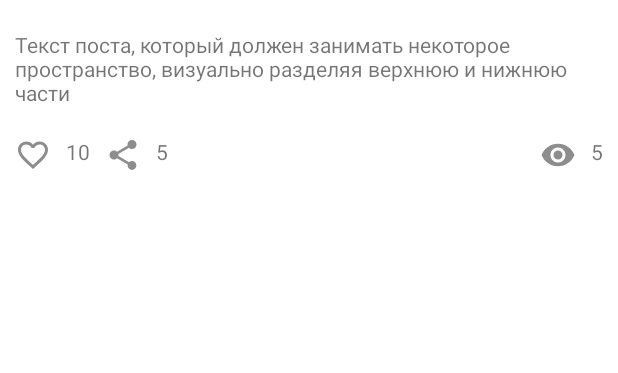
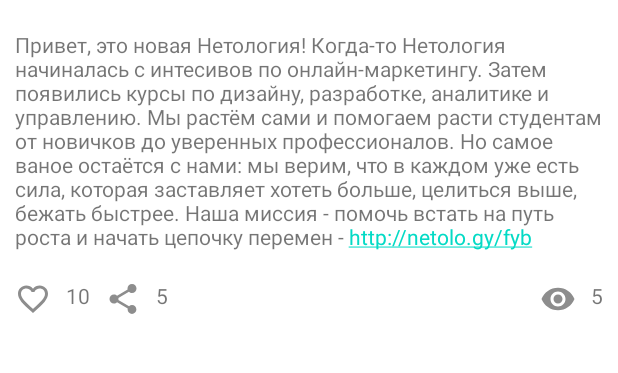
Before and after one commit to bobistry/starikov_nmedia, an Android app: the screen it shows after launch (MainActivity), on a phone screen of 412 x 824 dp, the part 171-544 px from its top. Run offline under Robolectric (Android 15) with nearby library versions, the phone set to English and light mode, and no system bars.

Commit message:
исправил в textview отображение на гиперссылки

```diff
--- a/app/src/main/res/layout/activity_main.xml
+++ b/app/src/main/res/layout/activity_main.xml
@@ -1,6 +1,5 @@
 <?xml version="1.0" encoding="utf-8"?>
-<androidx.constraintlayout.widget.ConstraintLayout
-    xmlns:android="http://schemas.android.com/apk/res/android"
+<androidx.constraintlayout.widget.ConstraintLayout xmlns:android="http://schemas.android.com/apk/res/android"
     xmlns:app="http://schemas.android.com/apk/res-auto"
     xmlns:tools="http://schemas.android.com/tools"
     android:layout_width="match_parent"
@@ -23,15 +22,15 @@
         android:id="@+id/author"
         android:layout_width="0dp"
         android:layout_height="wrap_content"
+        android:layout_marginStart="@dimen/margin"
+        android:layout_marginEnd="@dimen/margin"
         android:ellipsize="end"
         android:lines="1"
         android:text="@string/author"
-        android:layout_marginStart="@dimen/margin"
-        android:layout_marginEnd="@dimen/margin"
+        app:layout_constraintBottom_toTopOf="@id/published_at"
+        app:layout_constraintEnd_toStartOf="@id/menu"
+        app:layout_constraintStart_toEndOf="@id/avatar"
         app:layout_constraintTop_toTopOf="parent"
-        app:layout_constraintBottom_toTopOf="@id/published_at"
-        app:layout_constraintStart_toEndOf="@id/avatar"
-        app:layout_constraintEnd_toStartOf="@id/menu"
         app:layout_constraintVertical_chainStyle="packed"
         tools:text="@sample/posts.json/data/author" />
 
@@ -39,13 +38,13 @@
         android:id="@+id/published_at"
         android:layout_width="0dp"
         android:layout_height="wrap_content"
-        android:text="@string/published"
         android:layout_marginStart="@dimen/margin"
         android:layout_marginEnd="@dimen/margin"
+        android:text="@string/published"
+        app:layout_constraintBottom_toTopOf="@id/top_barrier"
+        app:layout_constraintEnd_toStartOf="@id/menu"
         app:layout_constraintStart_toEndOf="@id/avatar"
         app:layout_constraintTop_toBottomOf="@id/author"
-        app:layout_constraintBottom_toTopOf="@id/top_barrier"
-        app:layout_constraintEnd_toStartOf="@id/menu"
         tools:text="@sample/posts.json/data/publishedAt" />
 
     <ImageButton
@@ -63,30 +62,31 @@
         android:id="@+id/top_barrier"
         android:layout_width="match_parent"
         android:layout_height="wrap_content"
-        app:layout_constraintTop_toBottomOf="@id/avatar"
+        app:barrierDirection="bottom"
+        app:constraint_referenced_ids="avatar,published_at,menu"
         app:layout_constraintBottom_toTopOf="@id/post_article"
-        app:constraint_referenced_ids="avatar,published_at,menu"
-        app:barrierDirection="bottom" />
+        app:layout_constraintTop_toBottomOf="@id/avatar" />
 
     <TextView
         android:id="@+id/post_article"
         android:layout_width="match_parent"
         android:layout_height="wrap_content"
         android:layout_margin="@dimen/margin"
+        android:autoLink="all"
         android:text="@string/article"
+        app:layout_constraintBottom_toTopOf="@id/bottom_barrier"
         app:layout_constraintEnd_toEndOf="parent"
         app:layout_constraintStart_toStartOf="parent"
         app:layout_constraintTop_toBottomOf="@id/top_barrier"
-        app:layout_constraintBottom_toTopOf="@id/bottom_barrier"
         tools:text="@sample/posts.json/data/article" />
 
     <androidx.constraintlayout.widget.Barrier
         android:id="@+id/bottom_barrier"
         android:layout_width="match_parent"
         android:layout_height="wrap_content"
-        app:layout_constraintTop_toBottomOf="@id/post_article"
+        app:barrierDirection="bottom"
         app:layout_constraintBottom_toTopOf="@id/post_likes_view"
-        app:barrierDirection="bottom"/>
+        app:layout_constraintTop_toBottomOf="@id/post_article" />
 
     <ImageView
         android:id="@+id/post_likes_view"
@@ -94,9 +94,9 @@
         android:layout_height="wrap_content"
         android:layout_margin="@dimen/margin"
         android:contentDescription="@string/post_likes_view"
-        app:srcCompat="@drawable/ic_baseline_favorite_border_24"
         app:layout_constraintStart_toStartOf="parent"
-        app:layout_constraintTop_toBottomOf="@id/bottom_barrier" />
+        app:layout_constraintTop_toBottomOf="@id/bottom_barrier"
+        app:srcCompat="@drawable/ic_baseline_favorite_border_24" />
 
     <TextView
         android:id="@+id/post_likes_counter"
@@ -106,7 +106,7 @@
         android:text="@string/likes"
         app:layout_constraintStart_toEndOf="@id/post_likes_view"
         app:layout_constraintTop_toBottomOf="@id/bottom_barrier"
-        tools:text="@sample/posts.json/data/likes"/>
+        tools:text="@sample/posts.json/data/likes" />
 
     <ImageView
         android:id="@+id/post_share_view"
@@ -114,9 +114,9 @@
         android:layout_height="wrap_content"
         android:layout_margin="@dimen/margin"
         android:contentDescription="@string/post_share_view"
-        app:srcCompat="@drawable/ic_baseline_share_24"
         app:layout_constraintStart_toEndOf="@id/post_likes_counter"
-        app:layout_constraintTop_toBottomOf="@id/bottom_barrier" />
+        app:layout_constraintTop_toBottomOf="@id/bottom_barrier"
+        app:srcCompat="@drawable/ic_baseline_share_24" />
 
     <TextView
         android:id="@+id/post_share_counter"
@@ -144,9 +144,16 @@
         android:layout_height="wrap_content"
         android:layout_margin="@dimen/margin"
         android:contentDescription="@string/post_watched_view_text"
-        app:srcCompat="@drawable/ic_baseline_visibility_24"
         app:layout_constraintEnd_toStartOf="@id/post_watched_counter"
-        app:layout_constraintTop_toBottomOf="@id/bottom_barrier" />
+        app:layout_constraintTop_toBottomOf="@id/bottom_barrier"
+        app:srcCompat="@drawable/ic_baseline_visibility_24" />
+
+    <androidx.constraintlayout.widget.Guideline
+        android:id="@+id/guideline2"
+        android:layout_width="wrap_content"
+        android:layout_height="wrap_content"
+        android:orientation="horizontal"
+        app:layout_constraintGuide_begin="20dp" />
 
 
 </androidx.constraintlayout.widget.ConstraintLayout>
--- a/app/src/main/res/values/strings.xml
+++ b/app/src/main/res/values/strings.xml
@@ -8,7 +8,7 @@
     <string name="post_avatar_view" translatable="false">Нетология. Университет будущего</string>
     <string name="author" translatable="false">Нетология. Университет интернет-профессий</string>
     <string name="published" translatable="false">21 мая в 18:36</string>
-    <string name="article" translatable="false">Текст поста, который должен занимать некоторое пространство, визуально разделяя верхнюю и нижнюю части</string>
+    <string name="article" translatable="false">Привет, это новая Нетология! Когда-то Нетология начиналась с интесивов по онлайн-маркетингу. Затем появились курсы по дизайну, разработке, аналитике и управлению. Мы растём сами и помогаем расти студентам от новичков до уверенных профессионалов. Но самое ваное остаётся с нами: мы верим, что в каждом уже есть сила, которая заставляет хотеть больше, целиться выше, бежать быстрее. Наша миссия - помочь встать на путь роста и начать цепочку перемен - http://netolo.gy/fyb</string>
     <string name="likes" translatable="false">10</string>
     <string name="shared" translatable="false">5</string>
     <string name="watched" translatable="false">5</string>
```
